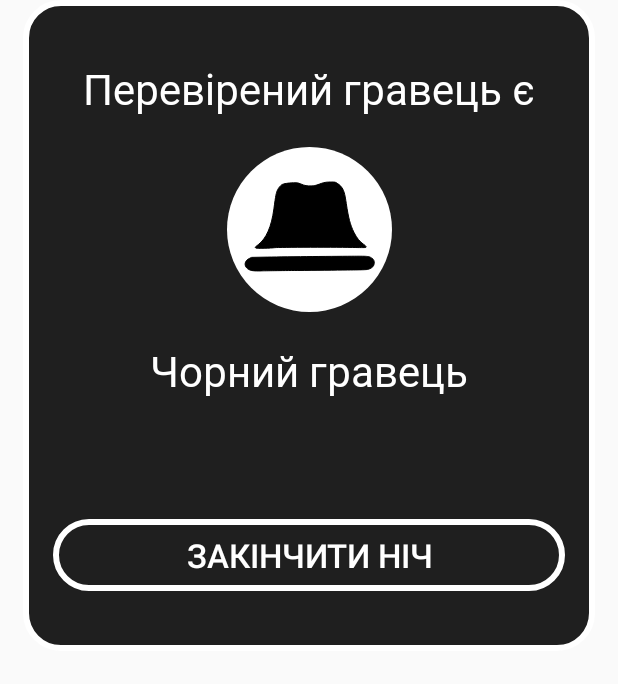
After one commit to anfo-code/MafiaMaster, an Android app: the layout dialog_checked_players_role.xml on its own in the app's theme, with its tools: preview values and no code run, on a phone screen of 412 x 824 dp. The commit adds this screen. Shown: the top 684 px of the screen. Run offline under Robolectric (Android 15) with nearby library versions, the phone set to English and light mode, and no system bars.

Commit message:
create UI dialog for checked player's role

```diff
--- a/app/src/main/java/com/example/mafiamaster/activities/GameActivity.kt
+++ b/app/src/main/java/com/example/mafiamaster/activities/GameActivity.kt
@@ -171,10 +171,9 @@ class GameActivity : BaseForActivities(), View.OnClickListener {
     }
 
     //TODO add checked player's role showing
-    //TODO reformat the list in RolesActivity
     //TODO create GameFinishActivity
     //TODO set the fouls action
-    //TODO fix display bugs
+    //TODO set up the app for different screen sizes
 
     private fun showActionOfMistressVisiting() {
         hideAllActions()
--- /dev/null
+++ b/app/src/main/res/layout/dialog_checked_players_role.xml
@@ -0,0 +1,74 @@
+<?xml version="1.0" encoding="utf-8"?>
+<androidx.constraintlayout.widget.ConstraintLayout xmlns:android="http://schemas.android.com/apk/res/android"
+    xmlns:app="http://schemas.android.com/apk/res-auto"
+    xmlns:tools="http://schemas.android.com/tools"
+    android:layout_width="match_parent"
+    android:layout_height="wrap_content"
+    android:paddingVertical="40dp"
+    android:layout_marginHorizontal="15dp"
+    android:background="@drawable/rectangular_rounded_shape">
+
+    <TextView
+        android:id="@+id/textView"
+        android:layout_width="match_parent"
+        android:layout_height="wrap_content"
+        android:fontFamily="@font/montserrat_alternates_medium"
+        android:paddingHorizontal="20dp"
+        android:text="@string/checked_player_is"
+        android:textAlignment="center"
+        android:textColor="@color/mainTextColor"
+        android:textSize="@dimen/secondaryTextSize"
+        app:layout_constraintStart_toStartOf="parent"
+        app:layout_constraintTop_toTopOf="parent" />
+
+    <androidx.constraintlayout.widget.ConstraintLayout
+        android:id="@+id/constraintLayout"
+        android:layout_width="wrap_content"
+        android:layout_height="wrap_content"
+        android:background="@drawable/circle_for_icons"
+        android:padding="10dp"
+        android:layout_marginTop="20dp"
+        app:layout_constraintEnd_toEndOf="parent"
+        app:layout_constraintStart_toStartOf="parent"
+        app:layout_constraintTop_toBottomOf="@+id/textView">
+
+        <ImageView
+            android:id="@+id/checkedPlayersRoleImage"
+            android:layout_width="90dp"
+            android:layout_height="90dp"
+            android:contentDescription="@string/icon"
+            android:src="@drawable/ic_mafia"
+            app:layout_constraintEnd_toEndOf="parent"
+            app:layout_constraintStart_toStartOf="parent"
+            app:layout_constraintTop_toTopOf="parent" />
+    </androidx.constraintlayout.widget.ConstraintLayout>
+
+    <TextView
+        android:id="@+id/checkedPlayersRoleText"
+        android:layout_width="match_parent"
+        android:layout_height="wrap_content"
+        android:fontFamily="@font/montserrat_alternates_medium"
+        android:text="@string/black_player"
+        android:textAlignment="center"
+        android:textColor="@color/mainTextColor"
+        android:textSize="@dimen/secondaryTextSize"
+        android:layout_marginTop="20dp"
+        app:layout_constraintStart_toStartOf="parent"
+        app:layout_constraintTop_toBottomOf="@+id/constraintLayout" />
+
+    <Button
+        android:id="@+id/roleButton"
+        android:layout_width="match_parent"
+        android:layout_height="wrap_content"
+        android:background="@drawable/rectangular_rounded_shape"
+        android:text="@string/end_the_night"
+        android:textColor="@color/buttonTextColor"
+        android:textSize="@dimen/buttonTextSize"
+        android:layout_marginHorizontal="20dp"
+        android:layout_marginTop="80dp"
+        app:layout_constraintBottom_toBottomOf="parent"
+        app:layout_constraintEnd_toEndOf="parent"
+        app:layout_constraintStart_toStartOf="parent"
+        app:layout_constraintTop_toBottomOf="@+id/checkedPlayersRoleText" />
+
+</androidx.constraintlayout.widget.ConstraintLayout>
--- a/app/src/main/res/values/strings.xml
+++ b/app/src/main/res/values/strings.xml
@@ -61,4 +61,8 @@
     <string name="end_the_night_of_getting_acquaintances">Закінчити ніч знайомств</string>
     <string name="black_players_get_acquaintances">Чорні гравці знайомляться</string>
     <string name="choose">Обрати</string>
+    <string name="checked_player_is">Перевірений гравець є</string>
+    <string name="black_player">Чорний гравець</string>
+    <string name="red_player">Червоний гравець</string>
+    <string name="end_the_night">Закінчити ніч</string>
 </resources>
```
